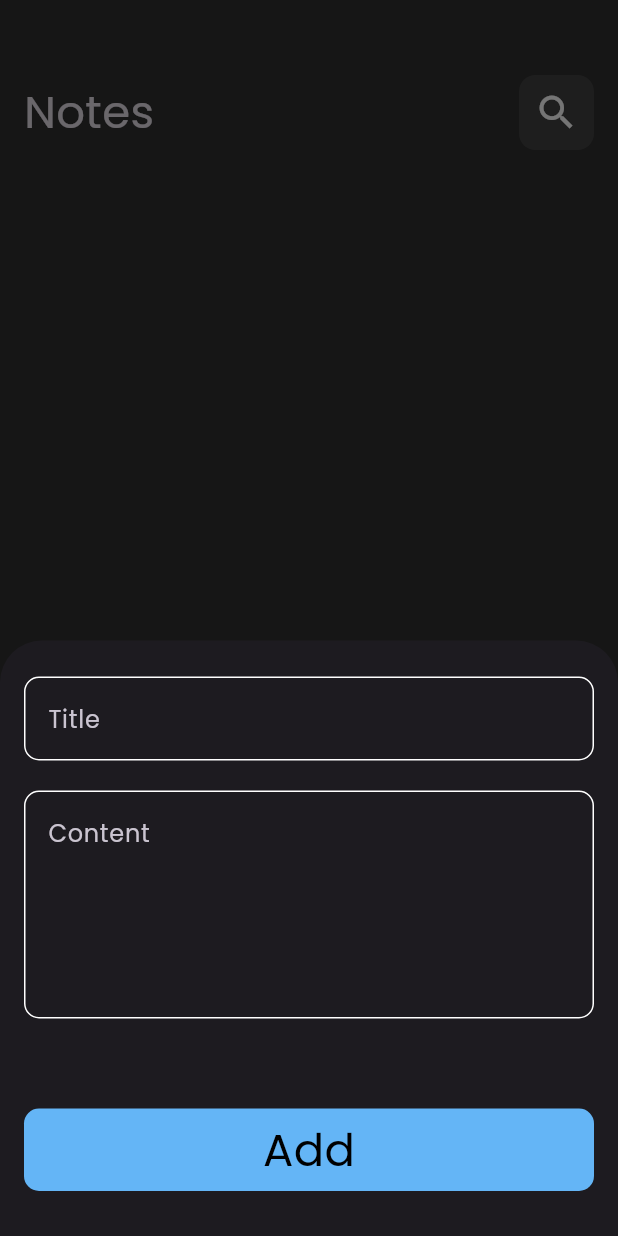
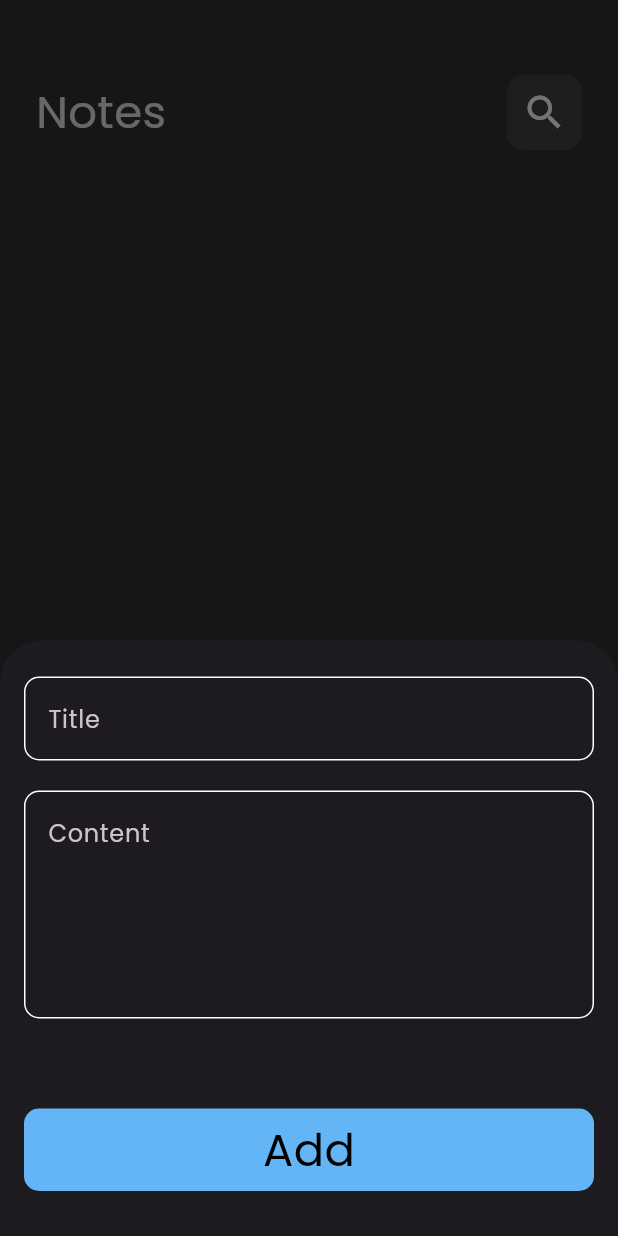
Before and after one commit to Samah-Osama/notes_app, a Flutter app: the screen it shows after launch, after a tap on the "add" icon, on a phone screen of 412 x 824 dp. Run offline on Flutter 3.47's test engine with Material 3 defaults, Android fonts, the phone set to English and light mode, and no system bars; our stand-ins replace bloc, flutter_bloc, hive, hive_flutter; accounts and stored records are empty.

```diff
--- a/lib/Views/Widgets/notes_view_body.dart
+++ b/lib/Views/Widgets/notes_view_body.dart
@@ -4,13 +4,12 @@ import 'package:flutter/widgets.dart';
 import 'package:notes_app/Views/Widgets/custom_app_bar.dart';
 import 'package:notes_app/Views/Widgets/custom_note_list_view.dart';
 
-
 class NotesViewBody extends StatelessWidget {
   const NotesViewBody({super.key});
-   @override
+  @override
   Widget build(BuildContext context) {
     return const Padding(
-      padding: EdgeInsets.only(top: 50, left: 16, right: 16),
+      padding: EdgeInsets.only(top: 50, left: 24, right: 24),
       child: Column(
         children: [
           CustomAppBar(title: 'Notes', icon: Icons.search),
--- a/lib/Views/notes_view.dart
+++ b/lib/Views/notes_view.dart
@@ -1,18 +1,32 @@
 import 'package:flutter/material.dart';
+import 'package:flutter_bloc/flutter_bloc.dart';
 import 'package:notes_app/Views/Widgets/add_note_bottom_sheet.dart';
 import 'package:notes_app/Views/Widgets/notes_view_body.dart';
 import 'package:notes_app/constant.dart';
+import 'package:notes_app/cubits/note_cubit/notes_cubit.dart';
 
-class NotesView extends StatelessWidget {
+class NotesView extends StatefulWidget {
   const NotesView({super.key});
   static String id = 'NotesView';
+
+  @override
+  State<NotesView> createState() => _NotesViewState();
+}
+
+class _NotesViewState extends State<NotesView> {
+  @override
+  void initState() {
+    BlocProvider.of<NotesCubit>(context).fetchAllNotes();
+    super.initState();
+  }
+
   @override
   Widget build(BuildContext context) {
     return Scaffold(
       floatingActionButton: FloatingActionButton(
         onPressed: () {
           showModalBottomSheet(
-            isScrollControlled: true,
+              isScrollControlled: true,
               context: context,
               builder: (context) {
                 return const AddNoteBottomSheet();
--- a/pubspec.yaml
+++ b/pubspec.yaml
@@ -36,6 +36,7 @@ dependencies:
   flutter_bloc: ^8.1.5
   hive: ^2.2.3
   hive_flutter: ^1.1.0
+  intl: ^0.19.0
   modal_progress_hud_nsn: ^0.5.1
 
 
```
Also changed, not shown: lib/Views/Widgets/add_note_form.dart (+5 -3 lines), lib/Views/Widgets/custom-note_item.dart (+8 -7 lines), lib/Views/Widgets/custom_note_list_view.dart (+7 -4 lines), pubspec.lock.
